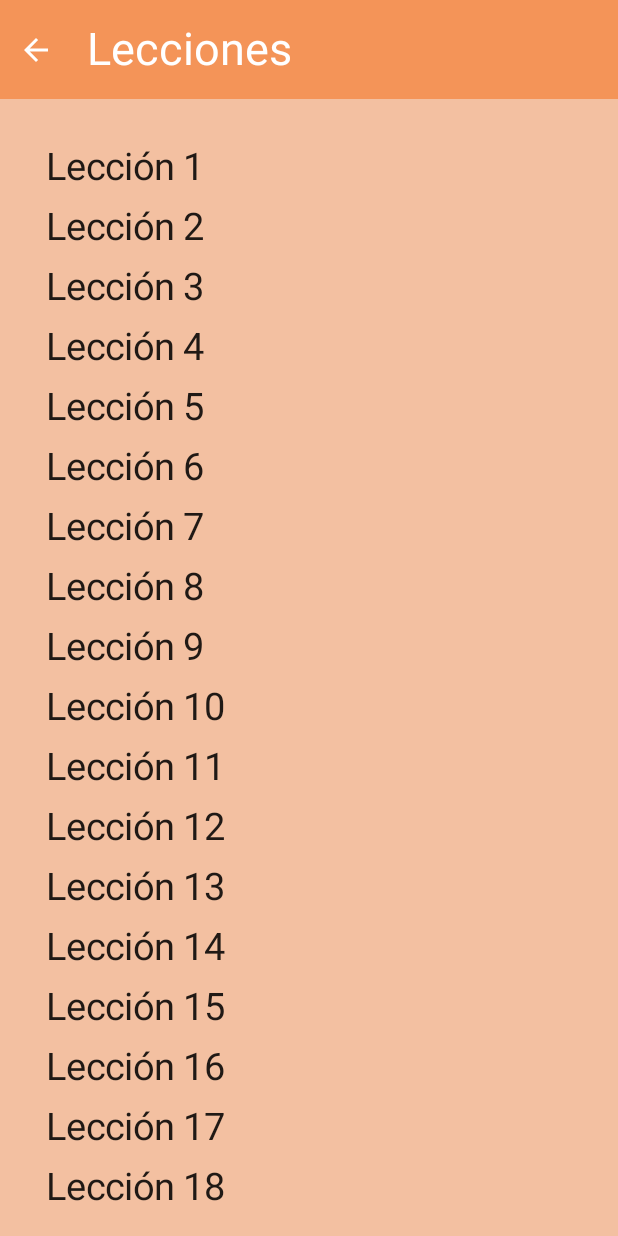
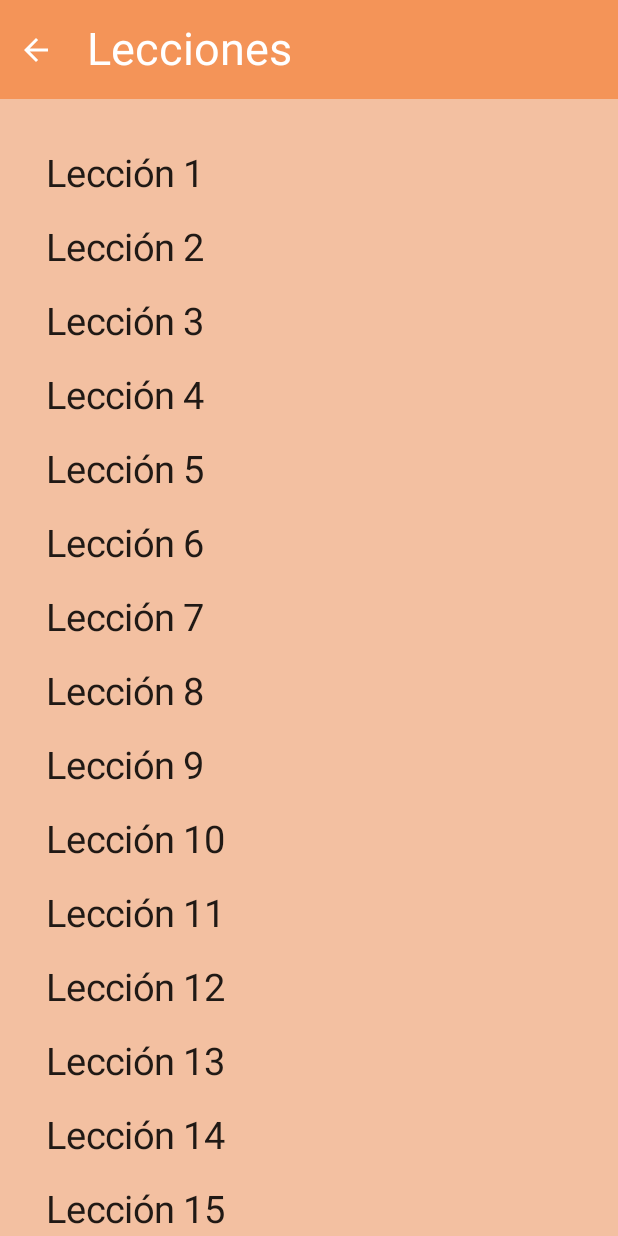
Before and after one commit to sito8943/SapereAudi, an Android app built with Jetpack Compose: the LessonView screen opened through its navigation route, after a tap on an icon or button, on a phone screen of 412 x 824 dp. Run offline under Robolectric (Android 15) with nearby library versions, the phone set to English and light mode, and no system bars; 1 statement that could not run was skipped.

Commit message:
gave padding to list items

```diff
--- a/app/src/main/java/com/sito/sapereaudi/ui/views/LessonView.kt
+++ b/app/src/main/java/com/sito/sapereaudi/ui/views/LessonView.kt
@@ -51,7 +51,7 @@ fun createLesson(max: Int, navController: NavController) {
             modifier = Modifier.clickable (enabled = true){
                 navController.navigate("Lesson$item")
             }
-                .padding(vertical = 5.dp, horizontal = 15.dp),
+                .padding(vertical = 10.dp, horizontal = 15.dp),
         )
     })
 
```
